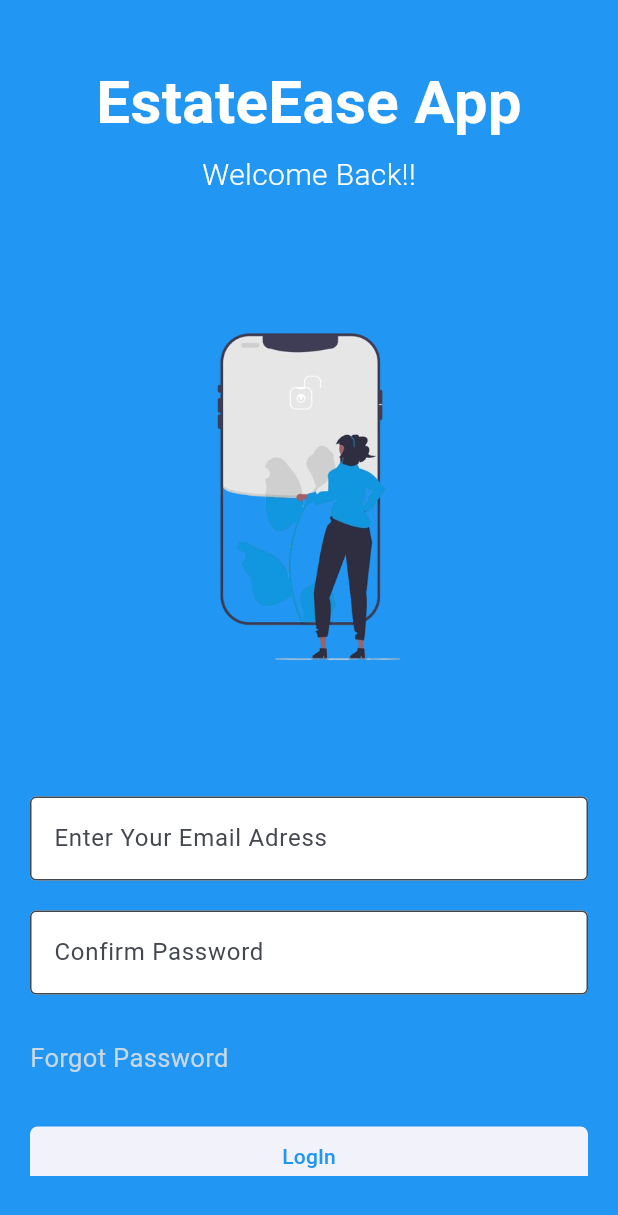
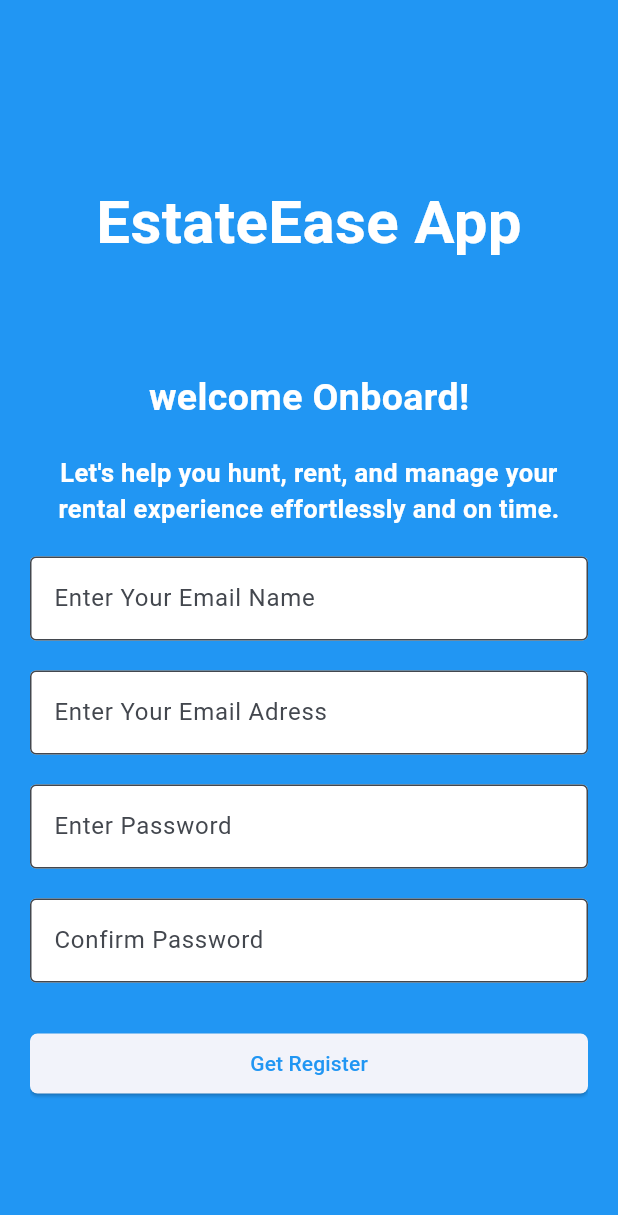
Before and after one commit to gilbert-ku/EstateEase-mobileApp, a Flutter app: the screen it shows after launch, after a tap on "Get Register", on a phone screen of 412 x 824 dp. Shown: the top 1215 px of the screen. Run offline on Flutter 3.47's test engine with Material 3 defaults, Android fonts, the phone set to English and light mode, and no system bars; Roboto replaces fonts that are missing (addressCityAndState).

Commit message:
add register form

```diff
--- a/lib/pages/landing.dart
+++ b/lib/pages/landing.dart
@@ -1,4 +1,4 @@
-import 'package:estate_app/pages/login.dart';
+import 'package:estate_app/pages/register.dart';
 import 'package:flutter/material.dart';
 
 
@@ -57,7 +57,7 @@ class Landing extends StatelessWidget {
               child: GestureDetector(
                 onTap: () => Navigator.push(context,
                 MaterialPageRoute(
-                  builder: (context) => const HomePage()
+                  builder: (context) => const Register()
                   ),
                   ),
 
--- /dev/null
+++ b/lib/pages/register.dart
@@ -0,0 +1,197 @@
+import 'package:flutter/material.dart';
+
+class Register extends StatelessWidget {
+  const Register({super.key});
+
+  @override
+  Widget build(BuildContext context) {
+    return  Scaffold(
+      backgroundColor: Colors.blue,
+      body: Center(
+        child: Padding(
+          padding: const EdgeInsets.symmetric(horizontal: 20,
+          vertical: 80),
+          child: Center(
+            child: ListView(
+              // heased
+              children: <Widget> [
+                // title
+                const Center(
+                  child: Padding(
+                    padding: EdgeInsets.symmetric(vertical: 40.0),
+                    child: Text("EstateEase App",
+                    style: TextStyle(
+                      color: Colors.white,
+                      fontFamily: AutofillHints.addressCityAndState,
+                      fontSize: 40,
+                      fontWeight: FontWeight.bold
+                    ),
+                    ),
+                  ),
+                ),
+
+
+                const SizedBox(height: 30,),
+
+                // welcome text
+                const Center(
+                  child: Text("welcome Onboard!",
+                  style: TextStyle(
+                    color: Colors.white,
+                    fontSize: 25,
+                    fontWeight: FontWeight.w700
+                  ),
+                  ),
+                ),
+
+                const SizedBox(height: 20,
+                ),
+
+                const Center(
+                  child: Padding(
+                    padding: EdgeInsets.symmetric(horizontal: 2),
+                    child: Text("Let's help you hunt, rent, and manage your rental experience effortlessly and on time.",
+                    textAlign: TextAlign.center,
+                    style: TextStyle(
+                      color: Colors.white,
+                      fontSize: 17,
+                      fontWeight: FontWeight.w700,
+
+
+                    ),
+                    ),
+                  ),
+                ),
+
+                // image
+                // Center(
+                //   child:  Image.asset("lib/images/login.png",
+                //   width: 200.0,
+                //   height: 400.0,
+                //   ),
+                // ),
+
+
+                // input field name
+                const SizedBox(height: 20,
+                ),
+
+                const TextField(
+                  decoration: InputDecoration(
+                    border: OutlineInputBorder(),
+                    hintText: "Enter Your Email Name",
+                    fillColor: Colors.white,
+                    filled: true
+                  ),
+                ),
+
+
+                // input field email
+                const SizedBox(height: 20,
+                ),
+
+
+                const TextField(
+                  decoration: InputDecoration(
+                    border: OutlineInputBorder(),
+                    hintText: "Enter Your Email Adress",
+                    fillColor: Colors.white,
+                    filled: true
+                  ),
+                ),
+
+                const SizedBox(height: 20,),
+
+
+                // input password
+                const TextField(
+                  obscureText: true,
+                  decoration: InputDecoration(
+                    border: OutlineInputBorder(),
+                    hintText: "Enter Password",
+                    fillColor: Colors.white,
+                    filled: true,
+
+                  ),
+                ),
+
+                const SizedBox(height: 20,),
+
+                // confrim password
+                const TextField(
+                  obscureText: true,
+                  decoration: InputDecoration(
+                    border: OutlineInputBorder(),
+                    hintText: "Confirm Password",
+                    fillColor: Colors.white,
+                    filled: true,
+
+                  ),
+                ),
+
+                // forgot password
+
+                const SizedBox(height: 30,),
+
+                // const Text("Forgot Password",
+                // style: TextStyle(
+                //   fontSize: 17,
+                //   color: Color.fromARGB(255, 202, 215, 228)
+                // ),
+                // ),
+
+
+
+                // buttons
+
+                ElevatedButton(
+                onPressed: () {},
+                style: ElevatedButton.styleFrom(
+                  shape: RoundedRectangleBorder(
+                    borderRadius: BorderRadius.circular(5.0),
+                  ),
+                ),
+                child: const Padding(
+                  padding: EdgeInsets.all(10.0),
+                  child: Text("Get Register",
+                  style: TextStyle(
+                    color: Colors.blue
+                  ),
+                  ),
+                )
+                ),
+
+
+                const SizedBox(height: 30,),
+
+                const Row(
+                  children: [
+                    Text("Already Have An Account?",
+                    style: TextStyle(
+                      fontSize: 15,
+                      color: Colors.white,
+                    ),
+                    ),
+
+                    Padding(
+                      padding: EdgeInsets.symmetric(horizontal: 8.0),
+                      child: Text("Sign In",
+                      style: TextStyle(
+                        fontFamily: AutofillHints.birthdayDay,
+                        fontSize: 17,
+                        fontWeight: FontWeight.w500,
+                        color: Color.fromARGB(255, 184, 209, 230)
+                      ),
+                      ),
+                    ),
+                  ],
+                ),
+
+              ],
+            ),
+          ),
+        ),
+      ),
+    );
+  }
+}
```
